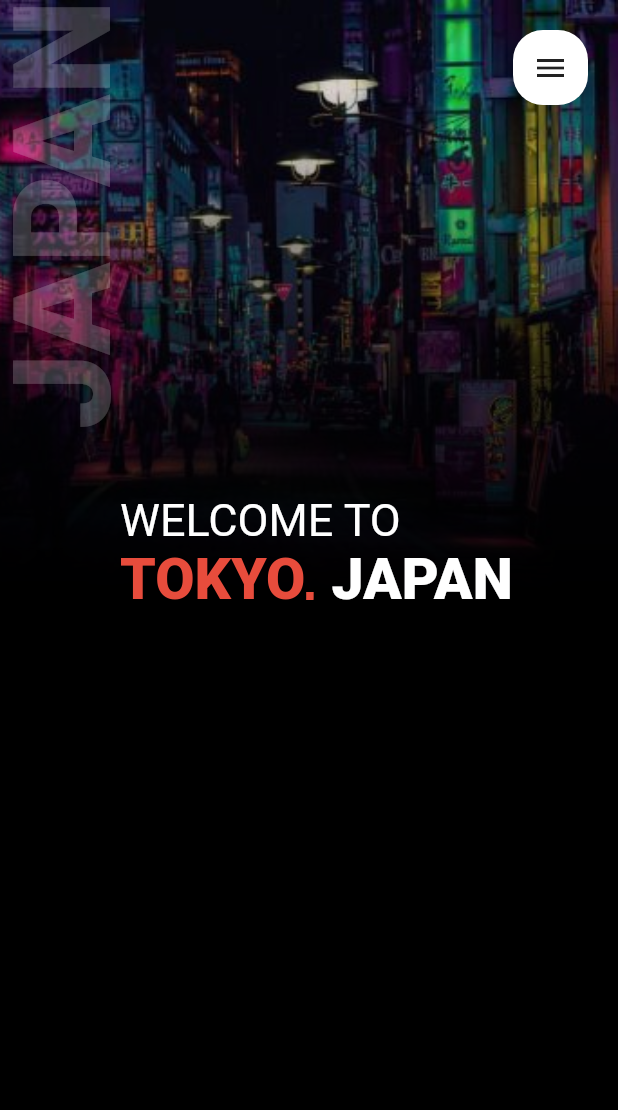
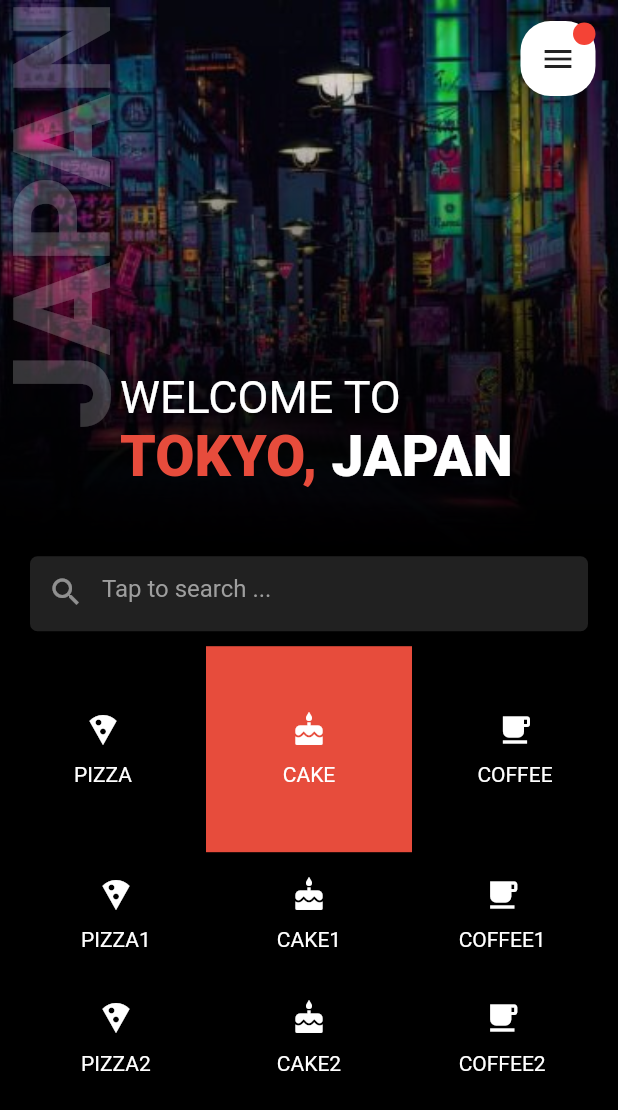
Before and after one commit to Issamoh/WelcomeToJapan, a Flutter app: the screen it shows after launch, on a phone screen of 412 x 824 dp. Shown: the top 1110 px of the screen. Run offline on Flutter 3.47's test engine with Material 2 defaults, Android fonts, the phone set to English and light mode, and no system bars.

Commit message:
modified principal screen

```diff
--- a/lib/main.dart
+++ b/lib/main.dart
@@ -29,7 +29,7 @@ class MyHomePage extends StatefulWidget {
 }
 
 class _MyHomePageState extends State<MyHomePage> {
-
+  var selectedFood = 'CAKE' ;
   @override
   Widget build(BuildContext context) {
 
@@ -50,7 +50,7 @@ children: <Widget>[
             ).createShader(Rect.fromLTRB(0, 0, rect.width, rect.height));
           },
       blendMode: BlendMode.dstIn,
-      child:   Image.asset('assets/japan.jpg',height:400,
+      child:   Image.asset('assets/japan.jpg',height: MediaQuery.of(context).size.height*0.45,
         width: MediaQuery.of(context).size.width,
         fit: BoxFit.cover,),
     ),
@@ -64,7 +64,7 @@ children: <Widget>[
 
   ),
   Positioned(
-    top: MediaQuery.of(context).size.height*0.4,
+    top: MediaQuery.of(context).size.height*0.3,
     //top: 250,
     left: 80,
     child:
@@ -86,8 +86,8 @@ children: <Widget>[
 
   ) ,
   Positioned(
-    top : 20 ,
-    right : 20 ,
+    top : 14 ,
+    right : 15 ,
     child: Container(
       height: 50 ,
       width : 50 ,
@@ -95,11 +95,69 @@ children: <Widget>[
         color: Colors.white,
         borderRadius: BorderRadius.circular(20)),
       child:
-         Icon(Icons.menu) ,
+         Icon(Icons.menu
+         ) ,
       ),
     ),
+  Positioned(
+    top : 15 ,
+    right : 15 ,
+    child: Container(
+      height: 15,
+      width: 15,
+      decoration: BoxDecoration(
+        color: Colors.red,
+        borderRadius: BorderRadius.circular(20)
+      ),
+    ),
+  )
       ],
-  )
+  ),
+     Padding(
+       padding: EdgeInsets.symmetric(horizontal: 20),
+       child: Container(
+         height: 50,
+         decoration: BoxDecoration(color: Colors.grey.shade900,borderRadius: BorderRadius.circular(5)),
+         child: TextField(
+           decoration: InputDecoration(
+             border: InputBorder.none,
+             prefixIcon: Icon(Icons.search, color: Colors.white.withOpacity(0.5)),
+             hintText: 'Tap to search ...',
+             hintStyle: TextStyle(color: Colors.grey)
+           ),
+           style: TextStyle(color: Colors.grey),
+         ),
+       ),
+
+     ),
+          SizedBox(
+            height: 10,
+          ),
+          Row(
+            mainAxisAlignment: MainAxisAlignment.spaceEvenly,
+            children: <Widget>[
+              _buttonBuilder('PIZZA'.toUpperCase(), Icons.local_pizza),
+              _buttonBuilder('cake'.toUpperCase(), Icons.cake),
+              _buttonBuilder('COFFEE'.toUpperCase(), Icons.local_cafe)
+            ],
+          ),
+          Row(
+            mainAxisAlignment: MainAxisAlignment.spaceEvenly,
+            children: <Widget>[
+              _buttonBuilder('PIZZA1'.toUpperCase(), Icons.local_pizza),
+              _buttonBuilder('cake1'.toUpperCase(), Icons.cake),
+              _buttonBuilder('COFFEE1'.toUpperCase(), Icons.local_cafe)
+            ],
+          ),
+          Row(
+            mainAxisAlignment: MainAxisAlignment.spaceEvenly,
+            children: <Widget>[
+              _buttonBuilder('PIZZA2'.toUpperCase(), Icons.local_pizza),
+              _buttonBuilder('cake2'.toUpperCase(), Icons.cake),
+              _buttonBuilder('COFFEE2'.toUpperCase(), Icons.local_cafe)
+            ],
+          ),
+
 ]
   )
 
@@ -111,4 +169,36 @@ children: <Widget>[
 
 
   }
+  Widget _buttonBuilder(foodName, foodIcon) {
+    return InkWell(
+      splashColor: Colors.transparent,
+      onTap: () {
+        setState(() {
+          selectedFood = foodName;
+        });
+      },
+      child: AnimatedContainer(
+        curve: Curves.easeIn,
+        duration: Duration(milliseconds: 300),
+        height: (selectedFood == foodName) ? MediaQuery.of(context).size.height*0.5/3 : MediaQuery.of(context).size.height*0.4/3*0.75,
+
+        width: (selectedFood== foodName) ? MediaQuery.of(context).size.width/3 : MediaQuery.of(context).size.width/3*0.75 ,
+
+        color: (selectedFood== foodName) ? Color(0xffe74c3c) : Colors.transparent,
+        child: Column(
+          mainAxisAlignment: MainAxisAlignment.center,
+          children: <Widget>[
+                Icon(foodIcon,color: Colors.white,
+        ),
+        SizedBox(
+          height: 10,
+        ),
+        Text(foodName, style: TextStyle(color: Colors.white),)
+          ],
+        ),
+      )
+      ,
+
+    );
+  }
 }
```
